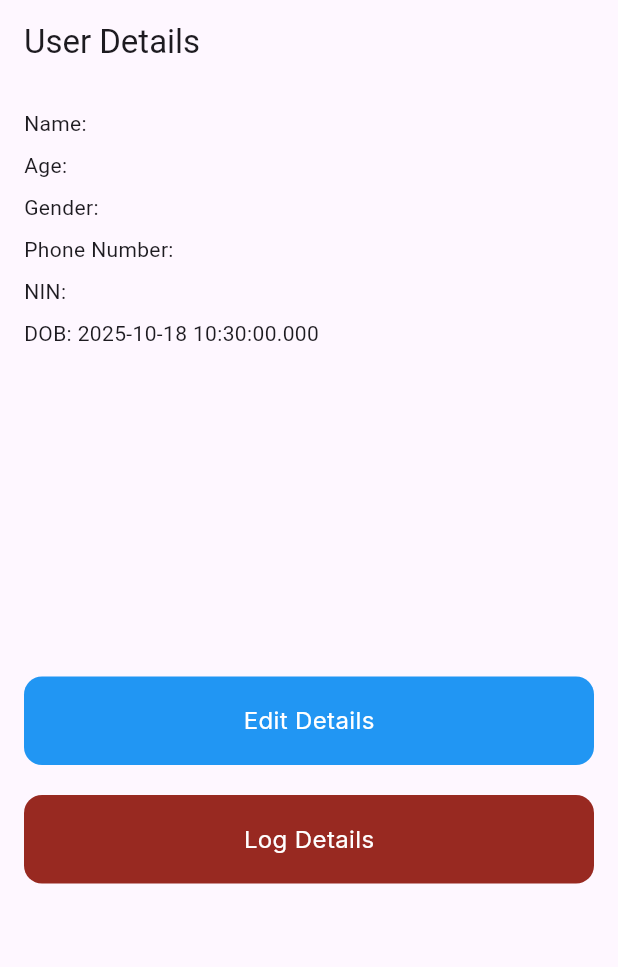
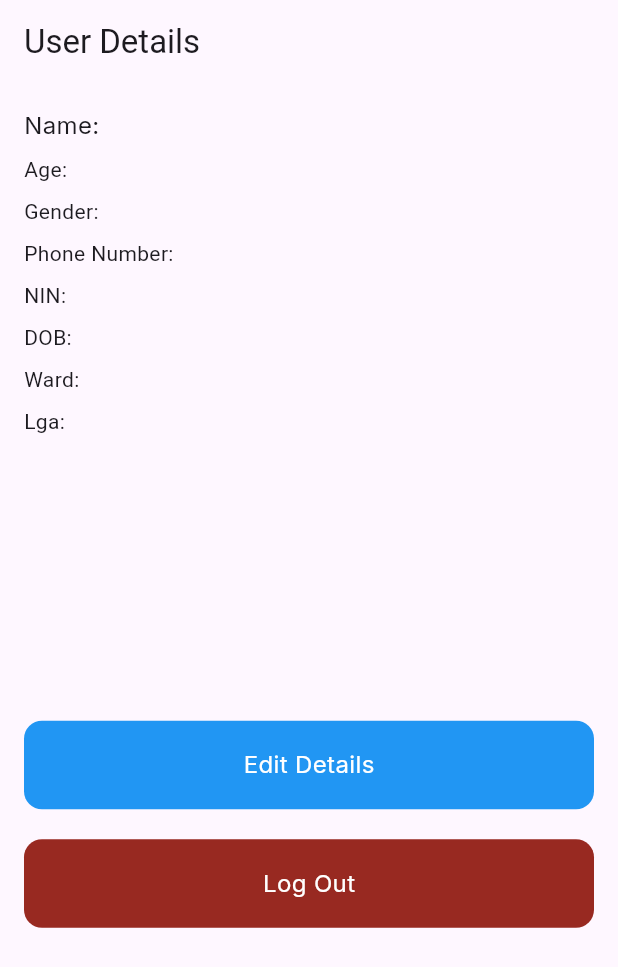
Before and after one commit to victor-komolafe/firs_form_mini_challenge, a Flutter app: the UserFormDetails screen opened directly with empty values, on a phone screen of 412 x 824 dp. Shown: the top 967 px of the screen. Run offline on Flutter 3.47's test engine with Material 3 defaults, Android fonts, the phone set to English and light mode, and no system bars; our stand-ins replace firebase_auth, firebase_core, firebase_database, google_fonts, mask_text_input_formatter; accounts and stored records are empty.

Commit message:
improved logic and update form info

```diff
--- a/lib/widgets/user_form_details.dart
+++ b/lib/widgets/user_form_details.dart
@@ -10,7 +10,9 @@ class UserFormDetails extends StatelessWidget {
   final String gender;
   final String phoneNumber;
   final String nin;
-  final DateTime? dob;
+  final String dob;
+  final String lga;
+  final String wardResidence;
 
   const UserFormDetails(
       {super.key,
@@ -19,6 +21,8 @@ class UserFormDetails extends StatelessWidget {
       required this.gender,
       required this.nin,
       required this.phoneNumber,
+      required this.lga,
+      required this.wardResidence,
       required this.dob});
 
   @override
@@ -32,7 +36,7 @@ class UserFormDetails extends StatelessWidget {
             padding: const EdgeInsets.all(16.0),
             child:
                 Column(crossAxisAlignment: CrossAxisAlignment.start, children: [
-              Text('Name: $name'),
+              Text('Name: $name', style: ConstantFonts.inter),
               const SizedBox(height: 8),
               Text('Age: $age'),
               const SizedBox(height: 8),
@@ -43,6 +47,10 @@ class UserFormDetails extends StatelessWidget {
               Text('NIN: $nin'),
               const SizedBox(height: 8),
               Text('DOB: $dob'),
+              const SizedBox(height: 8),
+              Text('Ward: $wardResidence'),
+              const SizedBox(height: 8),
+              Text('Lga: $lga'),
               const Spacer(),
               SizedBox(
                 width: double.infinity,
@@ -60,7 +68,7 @@ class UserFormDetails extends StatelessWidget {
               SizedBox(
                 width: double.infinity,
                 child: PressableButton(
-                  text: "Log Details",
+                  text: "Log Out",
                   onPressed: () async {
                     await FirebaseAuth.instance.signOut();
                     Navigator.of(context).pushReplacement(MaterialPageRoute(
--- a/pubspec.yaml
+++ b/pubspec.yaml
@@ -39,6 +39,7 @@ dependencies:
   firebase_auth: ^5.5.4
   mask_text_input_formatter: ^2.9.0
   firebase_database: 11.3.6
+  intl: ^0.18.1
 
 
 dev_dependencies:
```
Also changed, not shown: lib/database/database_service.dart (+5 -5 lines), lib/screens/farmer_form_screen.dart (+10 -7 lines), pubspec.lock.
